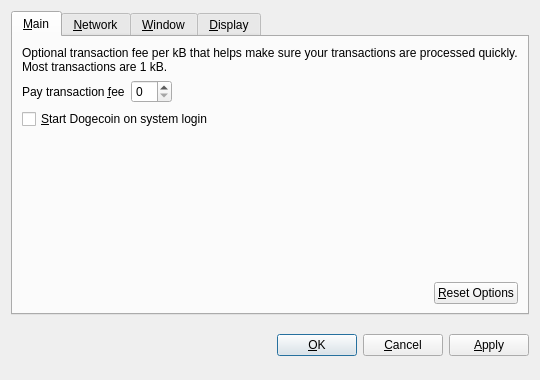
This is src/qt/forms/optionsdialog.ui in smilecoin/smilecoin as Qt 5 draws it before an edit. The edited form follows.
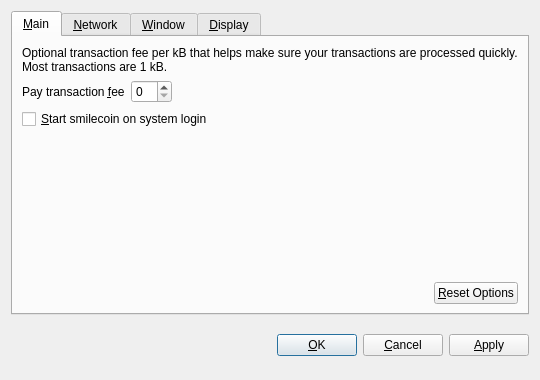
This is the edited form. Custom widgets are drawn as their Qt base class.

The edit to the form file:
```diff
--- a/src/qt/forms/optionsdialog.ui
+++ b/src/qt/forms/optionsdialog.ui
@@ -82,7 +82,7 @@
           <string>Automatically start Dogecoin after logging in to the system.</string>
          </property>
          <property name="text">
-          <string>&amp;Start Dogecoin on system login</string>
+          <string>&amp;Start smilecoin on system login</string>
          </property>
         </widget>
        </item>
```
Left out of the diff: 10 changed lines with no effect on the pictures.
